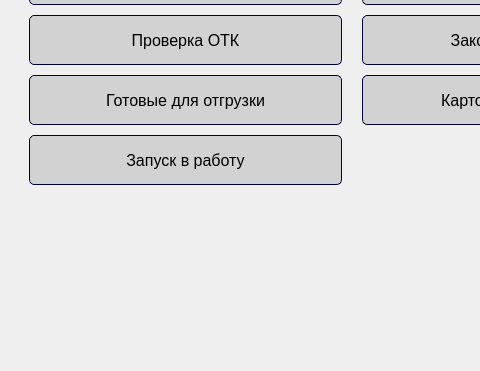
The window that Remont/mainwindow.ui (AlexeyScherbakov2021/Remont2) describes before a commit, drawn with Qt 5; both pictures show x 0 to 480 and y 213 to 584 of the 703 by 584 pixel window.
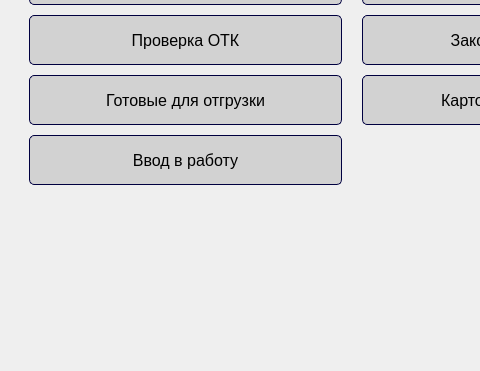
The same window after the commit. Icons and pictures are not drawn.

Commit message: Ввод в работу после ремонта

```diff
--- a/Remont/mainwindow.ui
+++ b/Remont/mainwindow.ui
@@ -123,7 +123,7 @@
       <item row="6" column="0">
        <widget class="QPushButton" name="pbStartWork">
         <property name="text">
-         <string>Запуск в работу</string>
+         <string>Ввод в работу</string>
         </property>
        </widget>
       </item>
```
Left out of the diff: 8 changed lines with no effect on the pictures. The commit also changes 7 other files.
